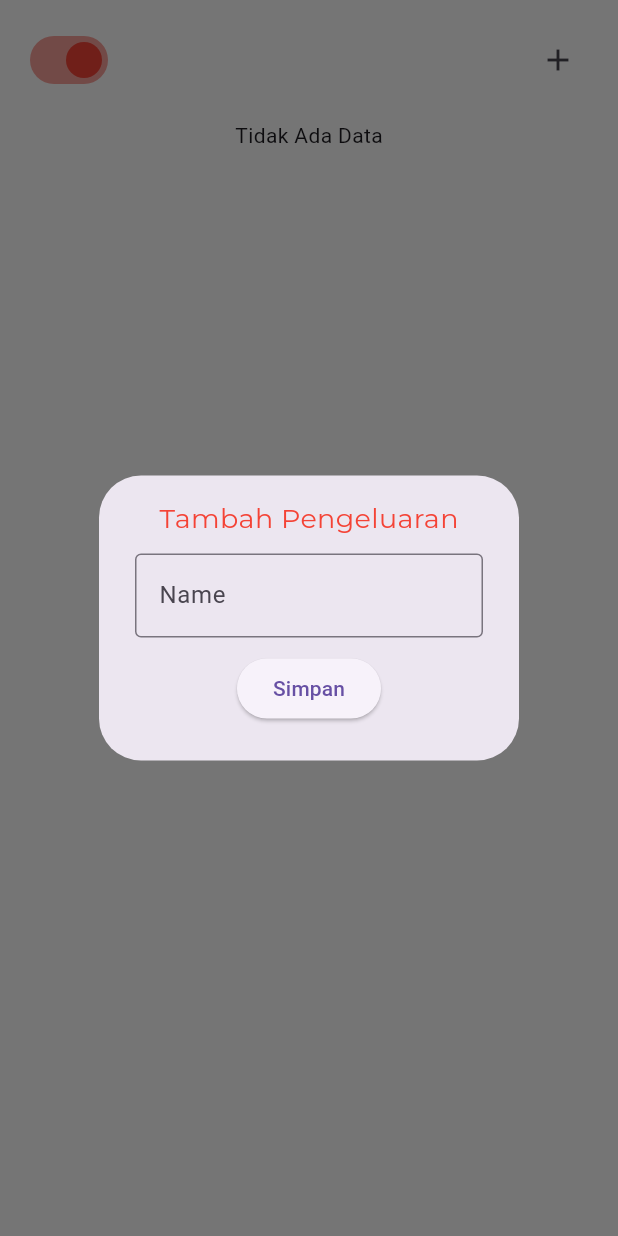
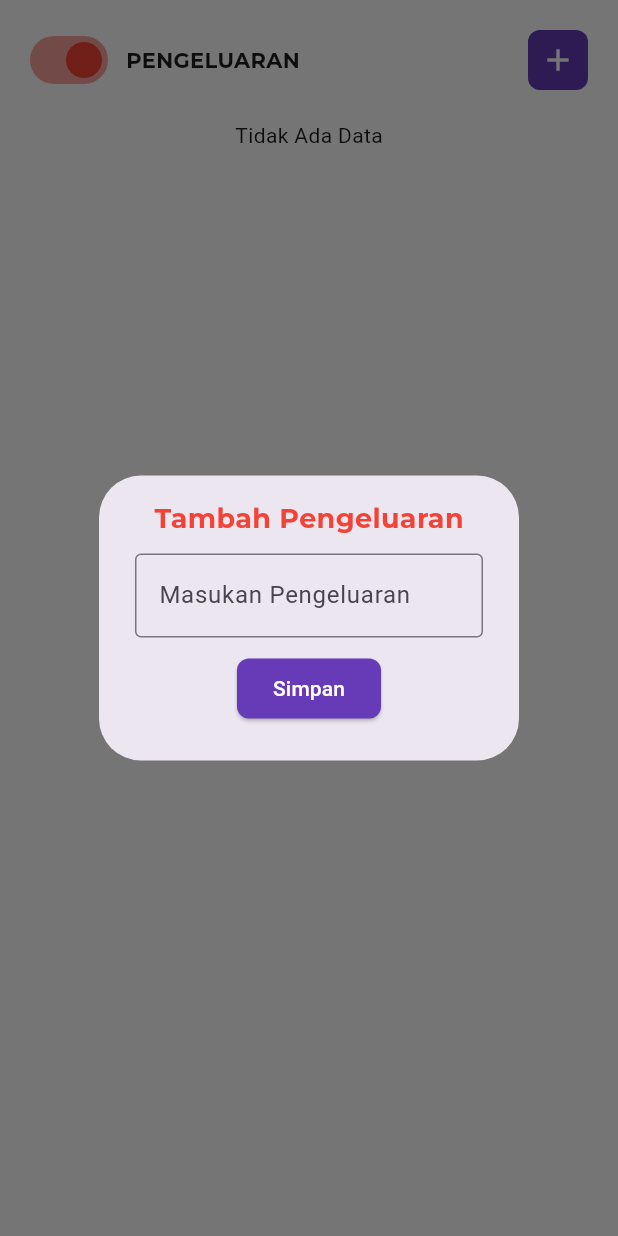
Before and after one commit to Zammil00/catat_uang, a Flutter app: the CategoryPage widget shown alone on an empty page, opened directly, after a tap on the "add" icon, on a phone screen of 412 x 824 dp. Run offline on Flutter 3.47's test engine with Material 3 defaults, Android fonts, the phone set to English and light mode, and no system bars; our stand-ins replace drift, google_fonts, lottie; missing offline and left inert: calendar_appbar, sqlite3; accounts and stored records are empty; generated files the repository leaves out were written again.

Commit message:
Update UI Category Page

```diff
--- a/lib/pages/category_page.dart
+++ b/lib/pages/category_page.dart
@@ -54,6 +54,7 @@ class _CategoryPageState extends State<CategoryPage> {
                     Text(
                       (isExpanse) ? "Tambah Pengeluaran" : "Tambah Pemasukan",
                       style: GoogleFonts.montserrat(
+                          fontWeight: FontWeight.bold,
                           fontSize: 18,
                           color: (isExpanse) ? Colors.red : Colors.green),
                     ),
@@ -63,7 +64,11 @@ class _CategoryPageState extends State<CategoryPage> {
                     TextFormField(
                       controller: categoryNameController,
                       decoration: InputDecoration(
-                          border: OutlineInputBorder(), hintText: "Name"),
+                        border: OutlineInputBorder(),
+                        hintText: (isExpanse)
+                            ? "Masukan Pengeluaran"
+                            : "Masukan Pemasukan",
+                      ),
                     ),
                     SizedBox(
                       height: 10,
@@ -82,7 +87,18 @@ class _CategoryPageState extends State<CategoryPage> {
                         setState(() {});
                         categoryNameController.clear();
                       },
-                        child: Text("Simpan")),
+                      child: Text("Simpan"),
+                      style: ButtonStyle(
+                        backgroundColor:
+                            WidgetStateProperty.all(Colors.deepPurple),
+                        foregroundColor: WidgetStateProperty.all(Colors.white),
+                        shape: WidgetStateProperty.all(
+                          RoundedRectangleBorder(
+                            borderRadius: BorderRadius.circular(8),
+                          ),
+                        ),
+                      ),
+                    ),
                   ],
                 ),
               ),
@@ -100,6 +116,9 @@ class _CategoryPageState extends State<CategoryPage> {
             padding: const EdgeInsets.all(16),
             child: Row(
               mainAxisAlignment: MainAxisAlignment.spaceBetween,
+              crossAxisAlignment: CrossAxisAlignment.center,
+              children: [
+                Row(
                   children: [
                     Switch(
                       value: isExpanse,
@@ -113,11 +132,32 @@ class _CategoryPageState extends State<CategoryPage> {
                       inactiveThumbColor: Colors.green,
                       activeColor: Colors.red,
                     ),
+                    const SizedBox(
+                        width: 8), // Beri jarak agar tidak terlalu dempet
+                    Text(
+                      isExpanse ? "PENGELUARAN" : "PEMASUKAN",
+                      style: GoogleFonts.montserrat(
+                        fontSize: 14,
+                        fontWeight: FontWeight.bold,
+                      ),
+                    ),
+                  ],
+                ),
                 IconButton(
                   onPressed: () {
                     openDialog(null);
                   },
-                    icon: Icon(Icons.add))
+                  icon: const Icon(Icons.add),
+                  style: ButtonStyle(
+                    backgroundColor: WidgetStateProperty.all(Colors.deepPurple),
+                    foregroundColor: WidgetStateProperty.all(Colors.white),
+                    shape: WidgetStateProperty.all(
+                      RoundedRectangleBorder(
+                        borderRadius: BorderRadius.circular(8),
+                      ),
+                    ),
+                  ),
+                ),
               ],
             ),
           ),
```
Lines whose indentation alone changed are shown as unchanged.
